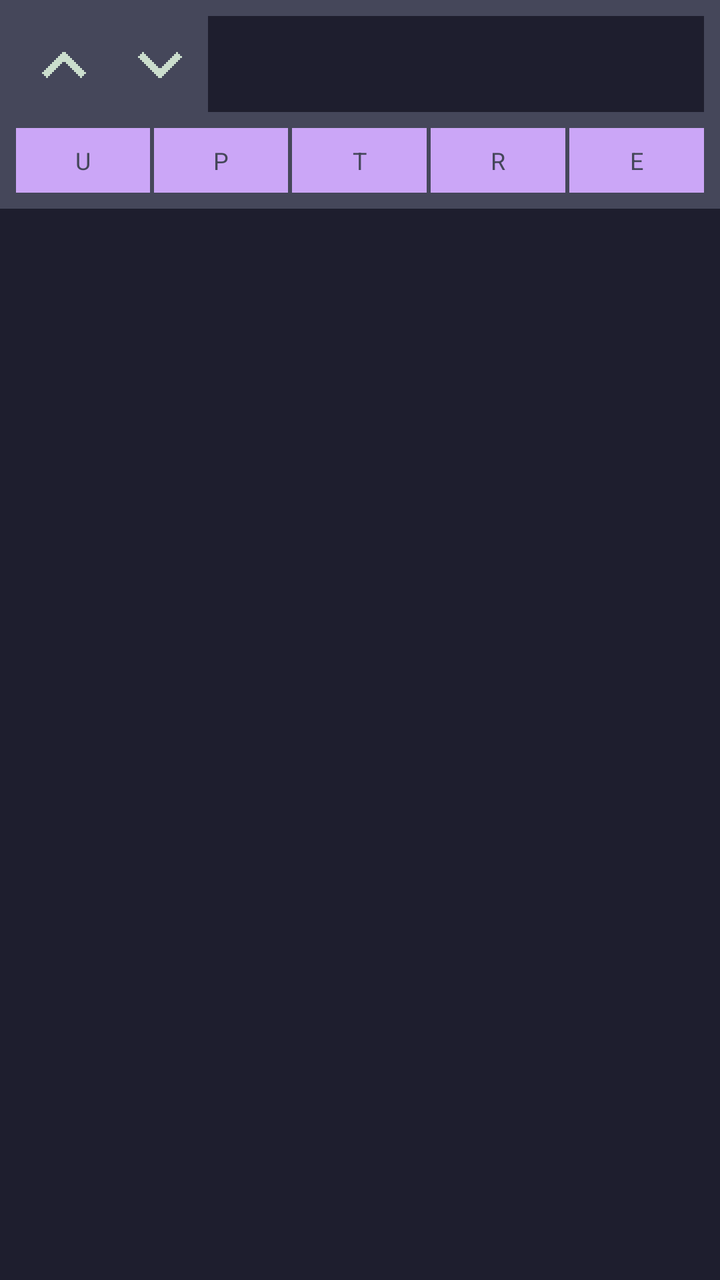
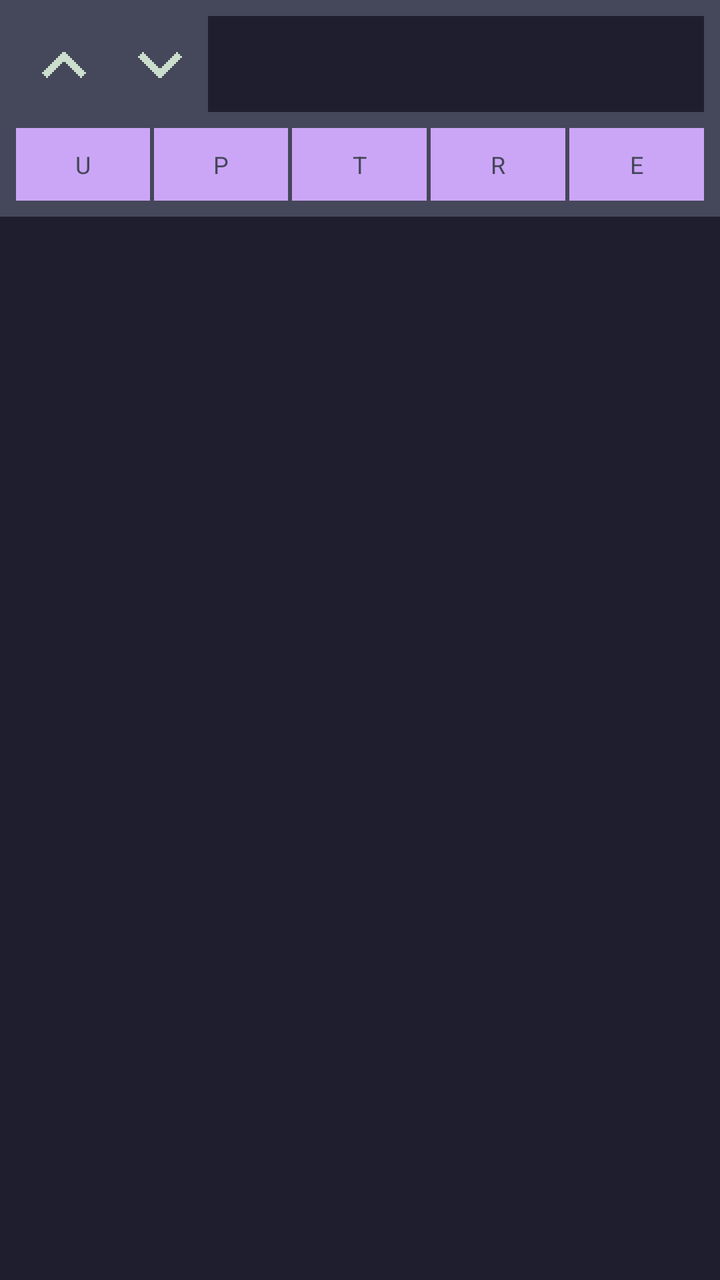

Screens rendered from an Android XML layout before and after an edit, with the pre-edit source and the edit as a unified diff.
<!-- AndroidManifest.xml: application theme Theme.Okapi -->
<!-- res/layout/list_item_entry.xml -->
<?xml version="1.0" encoding="utf-8"?>
<LinearLayout xmlns:android="http://schemas.android.com/apk/res/android"
    android:id="@+id/entry_row"
    style="@style/VerticalList">

    <LinearLayout
        style="@style/HorizontalList"
        android:background="@color/surface_0"
        android:paddingLeft="@dimen/space_between_elements"
        android:paddingTop="@dimen/space_between_elements"
        android:paddingRight="@dimen/space_between_elements"
        android:paddingBottom="@dimen/space_between_elements">

        <FrameLayout
            android:id="@+id/ascend_button"
            android:layout_width="wrap_content"
            android:layout_height="wrap_content"
            android:padding="@dimen/small">

            <ImageView
                android:id="@+id/ascend_icon"
                style="@style/Icon24"
                android:contentDescription="@string/altdescr_move_up"
                android:src="@drawable/px_chevron_up"
                android:tag="accent" />
        </FrameLayout>

        <FrameLayout
            android:id="@+id/descend_button"
            android:layout_width="wrap_content"
            android:layout_height="wrap_content"
            android:padding="@dimen/small">

            <ImageView
                android:id="@+id/descend_icon"
                style="@style/Icon24"
                android:contentDescription="@string/altdescr_move_down"
                android:src="@drawable/px_chevron_down"
                android:tag="accent" />
        </FrameLayout>

        <TextView
            android:id="@+id/row_text"
            style="@style/Text"
            android:layout_width="0dp"
            android:layout_height="match_parent"
            android:layout_weight="1"
            android:background="@color/base"
            android:ellipsize="end"
            android:gravity="center_vertical"
            android:padding="@dimen/space_between_elements"
            android:singleLine="true" />

        <TextView
            android:id="@+id/row_date"
            style="@style/Text"
            android:layout_width="wrap_content"
            android:layout_height="match_parent"
            android:background="@color/base"
            android:gravity="center"
            android:padding="@dimen/space_between_elements"
            android:textColor="@color/disabled"
            android:textSize="@dimen/small" />
    </LinearLayout>

    <LinearLayout
        android:id="@+id/row_actions"
        style="@style/HorizontalList"
        android:background="@color/surface_0"
        android:paddingLeft="@dimen/space_between_elements"
        android:paddingRight="@dimen/space_between_elements"
        android:paddingBottom="@dimen/space_between_elements">

        <Button
            android:id="@+id/row_user"
            style="@style/BTN_Small"
            android:layout_width="0dp"
            android:layout_height="wrap_content"
            android:layout_weight="1"
            android:text="U" />

        <View style="@style/SeparatorListHorizontalSmall" />

        <Button
            android:id="@+id/row_password"
            style="@style/BTN_Small"
            android:layout_width="0dp"
            android:layout_height="wrap_content"
            android:layout_weight="1"
            android:text="P" />

        <View style="@style/SeparatorListHorizontalSmall" />

        <Button
            android:id="@+id/row_totp"
            style="@style/BTN_Small"
            android:layout_width="0dp"
            android:layout_height="wrap_content"
            android:layout_weight="1"
            android:text="T" />

        <View style="@style/SeparatorListHorizontalSmall" />

        <Button
            android:id="@+id/row_url"
            style="@style/BTN_Small"
            android:layout_width="0dp"
            android:layout_height="wrap_content"
            android:layout_weight="1"
            android:text="R" />

        <View style="@style/SeparatorListHorizontalSmall" />

        <Button
            android:id="@+id/row_edit"
            style="@style/BTN_Small"
            android:layout_width="0dp"
            android:layout_height="wrap_content"
            android:layout_weight="1"
            android:text="E" />
    </LinearLayout>

    <View style="@style/SeparatorListVertical" />
</LinearLayout>
<!-- resources referenced by this layout -->
<resources>
  <color name="base">#1E1E2E</color>
  <color name="disabled">#585B70</color>
  <color name="surface_0">#45475A</color>
  <dimen name="small">12sp</dimen>
  <dimen name="space_between_elements">8dp</dimen>
  <!-- drawable px_chevron_down (drawable) -->
  <vector xmlns:android="http://schemas.android.com/apk/res/android"
      android:width="24dp"
      android:height="24dp"
      android:viewportWidth="24"
      android:viewportHeight="24">
      <path
          android:fillColor="#CBDECD"
          android:pathData="M23,8l0,1l-1,0l0,1l-1,0l0,1l-1,0l0,1l-1,0l0,1l-1,0l0,1l-1,0l0,1l-1,0l0,1l-1,0l0,1l-1,0l0,1l-1,0l0,1l-2,0l0,-1l-1,0l0,-1l-1,0l0,-1l-1,0l0,-1l-1,0l0,-1l-1,0l0,-1l-1,0l0,-1l-1,0l0,-1l-1,0l0,-1l-1,0l0,-1l-1,0l0,-1l1,0l0,-1l1,0l0,-1l1,0l0,1l1,0l0,1l1,0l0,1l1,0l0,1l1,0l0,1l1,0l0,1l1,0l0,1l1,0l0,1l2,0l0,-1l1,0l0,-1l1,0l0,-1l1,0l0,-1l1,0l0,-1l1,0l0,-1l1,0l0,-1l1,0l0,-1l1,0l0,1l1,0l0,1l1,0z" />
  </vector>
  <!-- drawable px_chevron_up (drawable) -->
  <vector xmlns:android="http://schemas.android.com/apk/res/android"
      android:width="24dp"
      android:height="24dp"
      android:viewportWidth="24"
      android:viewportHeight="24">
      <path
          android:fillColor="#CBDECD"
          android:pathData="M23,16l0,1l-1,0l0,1l-1,0l0,1l-1,0l0,-1l-1,0l0,-1l-1,0l0,-1l-1,0l0,-1l-1,0l0,-1l-1,0l0,-1l-1,0l0,-1l-1,0l0,-1l-2,0l0,1l-1,0l0,1l-1,0l0,1l-1,0l0,1l-1,0l0,1l-1,0l0,1l-1,0l0,1l-1,0l0,1l-1,0l0,-1l-1,0l0,-1l-1,0l0,-1l1,0l0,-1l1,0l0,-1l1,0l0,-1l1,0l0,-1l1,0l0,-1l1,0l0,-1l1,0l0,-1l1,0l0,-1l1,0l0,-1l1,0l0,-1l2,0l0,1l1,0l0,1l1,0l0,1l1,0l0,1l1,0l0,1l1,0l0,1l1,0l0,1l1,0l0,1l1,0l0,1l1,0l0,1l1,0z" />
  </vector>
  <string name="altdescr_move_down">Move down</string>
  <string name="altdescr_move_up">Move up</string>
  <style name="BTN_Small" parent="BlockFlow">
          <item name="android:textColor">@color/surface_0</item>
          <item name="android:background">@color/accent</item>
          <item name="android:padding">8dp</item>
          <item name="android:textSize">@dimen/small</item>
      </style>
  <style name="HorizontalList" parent="BlockFlow">
          <item name="android:orientation">horizontal</item>
          <item name="android:gravity">center_vertical</item>
      </style>
  <style name="Icon24">
          <item name="android:layout_width">24dp</item>
          <item name="android:layout_height">24dp</item>
          <item name="android:layout_gravity">center</item>
      </style>
  <style name="SeparatorListHorizontalSmall">
          <item name="android:layout_width">@dimen/space_between_elements_small</item>
          <item name="android:layout_height">@dimen/space_between_elements_small</item>
      </style>
  <style name="SeparatorListVertical">
          <item name="android:layout_width">match_parent</item>
          <item name="android:layout_height">@dimen/space_between_elements</item>
      </style>
  <style name="Text" parent="BlockFlow">
          <item name="android:textColor">@color/text</item>
          <item name="android:textSize">@dimen/text</item>
      </style>
  <style name="VerticalList" parent="BlockFlow">
          <item name="android:orientation">vertical</item>
      </style>
  <style name="Theme.Okapi" parent="@android:style/Theme.Black.NoTitleBar">
          <item name="android:windowBackground">@color/base</item>
          <item name="android:textColor">@color/text</item>
      </style>
  <style name="BlockFlow">
          <item name="android:layout_width">match_parent</item>
          <item name="android:layout_height">wrap_content</item>
      </style>
  <color name="accent">#CBA6F7</color>
  <dimen name="space_between_elements_small">2dp</dimen>
  <color name="text">#CDD6F4</color>
  <dimen name="text">16sp</dimen>
</resources>

<!-- the commit's change to res/layout/list_item_entry.xml (unified diff, before → after) -->
@@ -46,6 +46,7 @@
             android:layout_height="match_parent"
             android:layout_weight="1"
             android:background="@color/base"
+            android:textSize="@dimen/h2"
             android:ellipsize="end"
             android:gravity="center_vertical"
             android:padding="@dimen/space_between_elements"
<!-- resource entries referenced after the edit -->
@@ -3,6 +3,7 @@
   <color name="base">#1E1E2E</color>
   <color name="disabled">#585B70</color>
   <color name="surface_0">#45475A</color>
+  <dimen name="h2">32sp</dimen>
   <dimen name="small">12sp</dimen>
   <dimen name="space_between_elements">8dp</dimen>
   <!-- drawable px_chevron_down (drawable) -->
@@ -30,7 +31,7 @@
   <style name="BTN_Small" parent="BlockFlow">
           <item name="android:textColor">@color/surface_0</item>
           <item name="android:background">@color/accent</item>
-          <item name="android:padding">8dp</item>
+          <item name="android:padding">10dp</item>
           <item name="android:textSize">@dimen/small</item>
       </style>
   <style name="HorizontalList" parent="BlockFlow">
